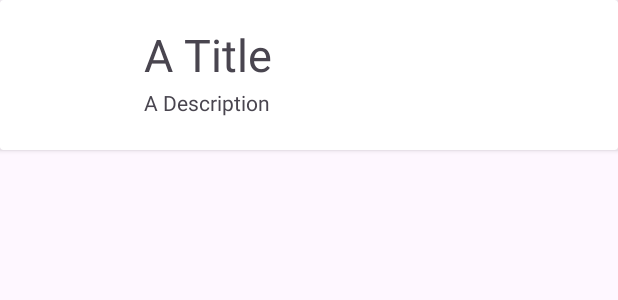
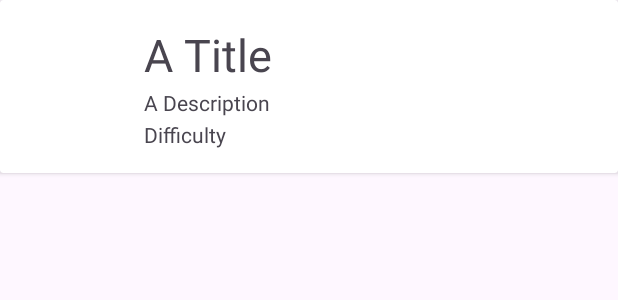
Before and after one commit to dominikkawka/mobileApp2CA1, an Android app: the layout card_running.xml on its own in the app's theme, with its tools: preview values and no code run, on a phone screen of 412 x 824 dp. Shown: the top 300 px of the screen. Run offline under Robolectric (Android 15) with nearby library versions, the phone set to English and light mode, and no system bars.

Commit message:
Added Track Difficulty

```diff
--- a/app/src/main/java/ie/setu/mobileapp2ca1/adapters/RunningListAdapter.kt
+++ b/app/src/main/java/ie/setu/mobileapp2ca1/adapters/RunningListAdapter.kt
@@ -37,6 +37,7 @@ class RunningAdapter constructor(
         fun bind(running: RunningModel, listener: RunningListener) {
             binding.runningTitle.text = running.title
             binding.runningDescription.text = running.description
+            binding.runningDifficulty.text = running.difficulty.toString() + " ★\t"
             Picasso.get().load(running.image).resize(200,200).into(binding.imageIcon)
             binding.root.setOnClickListener { listener.onTrackClick(running,adapterPosition) }
         }
--- a/app/src/main/java/ie/setu/mobileapp2ca1/presenter/RunningPresenter.kt
+++ b/app/src/main/java/ie/setu/mobileapp2ca1/presenter/RunningPresenter.kt
@@ -34,9 +34,10 @@ class RunningPresenter(private val view: RunningView) {
         registerMapCallback()
     }
 
-    fun doAddOrSave(title: String, description: String) {
+    fun doAddOrSave(title: String, description: String, difficulty: Int) {
         runningTrack.title = title
         runningTrack.description = description
+        runningTrack.difficulty = difficulty
         if (edit) {
             app.runningTracks.update(runningTrack)
         } else {
@@ -72,9 +73,10 @@ class RunningPresenter(private val view: RunningView) {
         mapIntentLauncher.launch(launcherIntent)
     }
 
-    fun cacheTrack (title: String, description: String) {
+    fun cacheTrack (title: String, description: String, difficulty: Int) {
         runningTrack.title = title;
         runningTrack.description = description
+        runningTrack.difficulty = difficulty
     }
 
     private fun registerImagePickerCallback() {
--- a/app/src/main/res/layout/card_running.xml
+++ b/app/src/main/res/layout/card_running.xml
@@ -40,5 +40,15 @@
             android:layout_marginTop="2dp"
             tools:text="A Description" />
 
+        <TextView
+            android:id="@+id/runningDifficulty"
+            android:layout_width="wrap_content"
+            android:layout_height="wrap_content"
+            android:layout_below="@id/runningDescription"
+            android:layout_alignParentStart="true"
+            android:layout_marginStart="80dp"
+            android:layout_marginTop="2dp"
+            tools:text="Difficulty" />
+
     </RelativeLayout>
 </androidx.cardview.widget.CardView>
```
Also changed, not shown: app/src/main/java/ie/setu/mobileapp2ca1/models/RunningJSONStore.kt (+7 -1 lines), app/src/main/java/ie/setu/mobileapp2ca1/models/RunningModel.kt (+9 -1 lines), app/src/main/java/ie/setu/mobileapp2ca1/view/RunningView.kt (+6 -3 lines), app/src/main/res/layout/activity_running.xml (+11 -0 lines).
